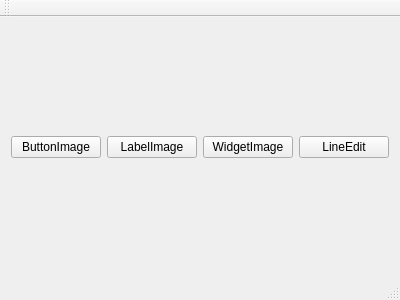
First picture: the form in gui/iconhover/mainwindow.ui, repository jinhang87/qtutil, before the edit.
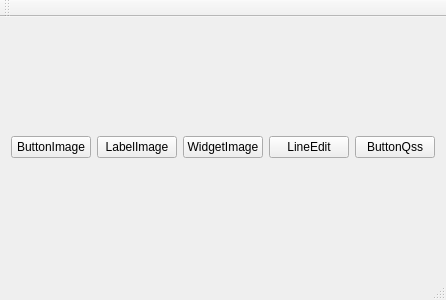
Second picture: the form after the edit.

Diff of the .ui file:
```diff
--- a/gui/iconhover/mainwindow.ui
+++ b/gui/iconhover/mainwindow.ui
@@ -43,6 +43,13 @@
       </property>
      </widget>
     </item>
+    <item>
+     <widget class="QPushButton" name="pushButton">
+      <property name="text">
+       <string>ButtonQss</string>
+      </property>
+     </widget>
+    </item>
    </layout>
   </widget>
   <widget class="QMenuBar" name="menuBar">
```
